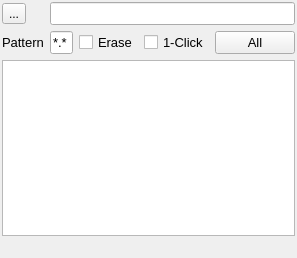
First picture: the form in plugins/Monitor/Monitor.ui, repository NeutrinoToolkit/Neutrino, before the edit.
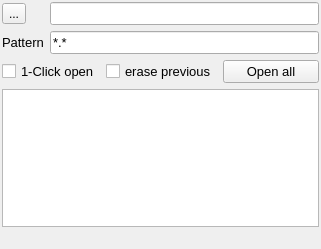
Second picture: the form after the edit. Icons and pictures are not drawn.

What changed in the file:
```diff
--- a/plugins/Monitor/Monitor.ui
+++ b/plugins/Monitor/Monitor.ui
@@ -6,15 +6,15 @@
    <rect>
     <x>0</x>
     <y>0</y>
-    <width>297</width>
-    <height>258</height>
+    <width>321</width>
+    <height>249</height>
    </rect>
   </property>
   <property name="windowTitle">
    <string>Monitor</string>
   </property>
   <widget class="QWidget" name="centralwidget">
-   <layout class="QGridLayout" name="gridLayout_2">
+   <layout class="QGridLayout" name="gridLayout_2" rowstretch="0,0,1">
     <property name="leftMargin">
      <number>2</number>
     </property>
@@ -27,7 +27,7 @@
     <property name="bottomMargin">
      <number>2</number>
     </property>
-    <item row="1" column="0">
+    <item row="2" column="0">
      <widget class="QListView" name="listView">
       <property name="font">
        <font>
@@ -80,48 +80,6 @@
          </property>
         </widget>
        </item>
-       <item row="1" column="1">
-        <widget class="QLineEdit" name="pattern">
-         <property name="font">
-          <font>
-           <pointsize>10</pointsize>
-          </font>
-         </property>
-         <property name="text">
-          <string>*.*</string>
-         </property>
-         <property name="neutrinoSave" stdset="0">
-          <bool>true</bool>
-         </property>
-        </widget>
-       </item>
-       <item row="1" column="2">
-        <widget class="QCheckBox" name="erase">
-         <property name="font">
-          <font>
-           <pointsize>10</pointsize>
-          </font>
-         </property>
-         <property name="text">
-          <string>Erase</string>
-         </property>
-         <property name="neutrinoSave" stdset="0">
-          <bool>true</bool>
-         </property>
-        </widget>
-       </item>
-       <item row="0" column="1" colspan="4">
-        <widget class="QLineEdit" name="dirName">
-         <property name="font">
-          <font>
-           <pointsize>10</pointsize>
-          </font>
-         </property>
-         <property name="neutrinoSave" stdset="0">
-          <bool>true</bool>
-         </property>
-        </widget>
-       </item>
        <item row="1" column="0">
         <widget class="QLabel" name="label">
          <property name="font">
@@ -134,7 +92,52 @@
          </property>
         </widget>
        </item>
-       <item row="1" column="3">
+       <item row="0" column="1" colspan="4">
+        <widget class="QLineEdit" name="dirName">
+         <property name="font">
+          <font>
+           <pointsize>10</pointsize>
+          </font>
+         </property>
+         <property name="neutrinoSave" stdset="0">
+          <bool>true</bool>
+         </property>
+        </widget>
+       </item>
+       <item row="1" column="1" colspan="4">
+        <widget class="QLineEdit" name="pattern">
+         <property name="font">
+          <font>
+           <pointsize>10</pointsize>
+          </font>
+         </property>
+         <property name="text">
+          <string>*.*</string>
+         </property>
+         <property name="neutrinoSave" stdset="0">
+          <bool>true</bool>
+         </property>
+        </widget>
+       </item>
+      </layout>
+     </widget>
+    </item>
+    <item row="1" column="0">
+     <widget class="QWidget" name="widget_2" native="true">
+      <layout class="QHBoxLayout" name="horizontalLayout">
+       <property name="leftMargin">
+        <number>0</number>
+       </property>
+       <property name="topMargin">
+        <number>0</number>
+       </property>
+       <property name="rightMargin">
+        <number>0</number>
+       </property>
+       <property name="bottomMargin">
+        <number>0</number>
+       </property>
+       <item>
         <widget class="QCheckBox" name="oneClick">
          <property name="font">
           <font>
@@ -142,14 +145,29 @@
           </font>
          </property>
          <property name="text">
-          <string>1-Click</string>
+          <string>1-Click open</string>
          </property>
          <property name="neutrinoSave" stdset="0">
           <bool>true</bool>
          </property>
         </widget>
        </item>
-       <item row="1" column="4">
+       <item>
+        <widget class="QCheckBox" name="erase">
+         <property name="font">
+          <font>
+           <pointsize>10</pointsize>
+          </font>
+         </property>
+         <property name="text">
+          <string>erase previous</string>
+         </property>
+         <property name="neutrinoSave" stdset="0">
+          <bool>true</bool>
+         </property>
+        </widget>
+       </item>
+       <item>
         <widget class="QPushButton" name="openAll">
          <property name="font">
           <font>
@@ -157,7 +175,7 @@
           </font>
          </property>
          <property name="text">
-          <string>All</string>
+          <string>Open all</string>
          </property>
         </widget>
        </item>
```
Left out of the diff: 8 changed lines with no effect on the pictures.
